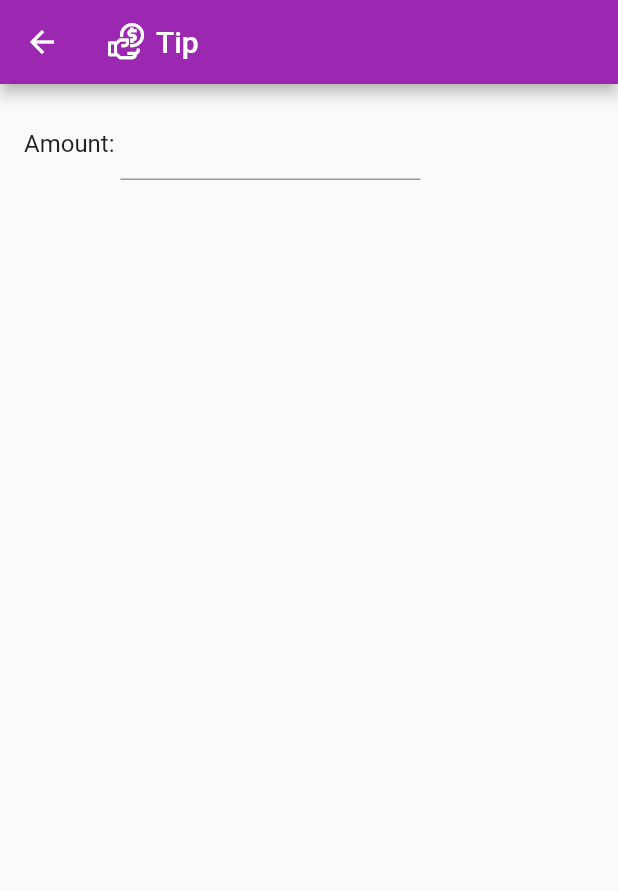
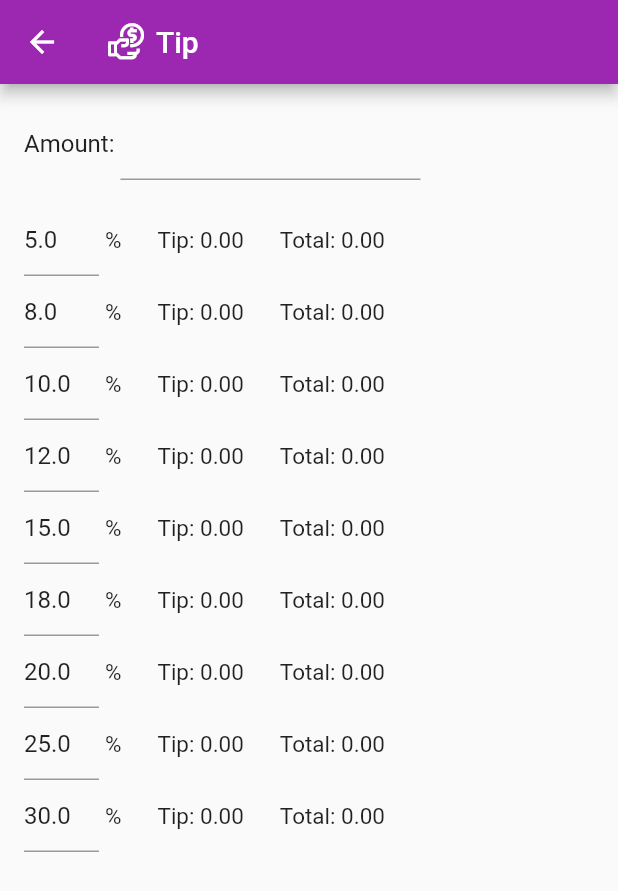
Before and after one commit to woyuwang/unit-converter, a Flutter app: the TipConversionView screen opened directly, on a phone screen of 412 x 824 dp. Shown: the top 891 px of the screen. Run offline on Flutter 3.47's test engine with Material 2 defaults, Android fonts, the phone set to English and light mode, and no system bars; our stand-ins replace reorderables, shared_preferences, yaml; accounts and stored records are empty.

Commit message:
currencies now only load upon entry to currency conversion view. fixed tip percentages not showing.

```diff
--- a/lib/tip-conversion.dart
+++ b/lib/tip-conversion.dart
@@ -74,24 +74,22 @@ class _TipConversionViewState extends State<TipConversionView> {
 
   Future<List<double>> _readPercentages() async {
     SharedPreferences prefs = await SharedPreferences.getInstance();
-    String key = 'tip-order';
-    if(prefs.getStringList(key).length == 0 || prefs.getStringList(key) == null) {
+    if(prefs.getStringList('tip-order') == null || prefs.getStringList('tip-order').length == 0) {
       List<double> res = [5.0, 8.0, 10.0, 12.0, 15.0, 18.0, 20.0, 25.0, 30.0];
       return res;
     } else {
-      List<double> order = prefs.getStringList(key).map((str) => double.parse(str)).toList();
+      List<double> order = prefs.getStringList('tip-order').map((str) => double.parse(str)).toList();
       return order;
     }
   }
 
   _savePercentages() async {
     SharedPreferences prefs = await SharedPreferences.getInstance();
-    String key = 'tip-order';
     List<String> strList = List<String>();
     for(TextEditingController p in _rates) {
       strList.add(p.text);
     }
-    prefs.setStringList(key, strList);
+    prefs.setStringList('tip-order', strList);
   }
 
   @override
@@ -162,7 +160,11 @@ class _TipConversionViewState extends State<TipConversionView> {
   }
 
   Widget _buildRow(int index) {
-    return Row(
+    return Wrap(
+      direction: Axis.horizontal,
+      crossAxisAlignment: WrapCrossAlignment.center,
+      spacing: 4.0,
+      runSpacing: 8.0,
       children: <Widget>[
         Container(
           width: 50.0,
@@ -208,7 +210,9 @@ class _TipConversionViewState extends State<TipConversionView> {
         _tip[i] = '0.00';
         _total[i] = '0.00';
       } else {
-        double initial = double.tryParse(_amount.text);
+        double initial;
+        if(_amount.text.length != 0) initial = double.tryParse(_amount.text);
+        else initial = 0.0;
         double percent = double.tryParse(_rates[i].text) / 100;
         _tip[i] = (initial * percent).toStringAsFixed(2);
         _total[i] = (initial * (percent + 1)).toStringAsFixed(2);
--- a/pubspec.yaml
+++ b/pubspec.yaml
@@ -11,7 +11,7 @@ description: A handy app for all your conversion needs.
 # In iOS, build-name is used as CFBundleShortVersionString while build-number used as CFBundleVersion.
 # Read more about iOS versioning at
 # https://developer.apple.com/library/archive/documentation/General/Reference/InfoPlistKeyReference/Articles/CoreFoundationKeys.html
-version: 1.0.0
+version: 1.0.0+1
 
 environment:
   sdk: ">=2.1.0 <3.0.0"
```
Also changed, not shown: lib/conversion.dart (+8 -1 lines), lib/main.dart (+22 -22 lines).
